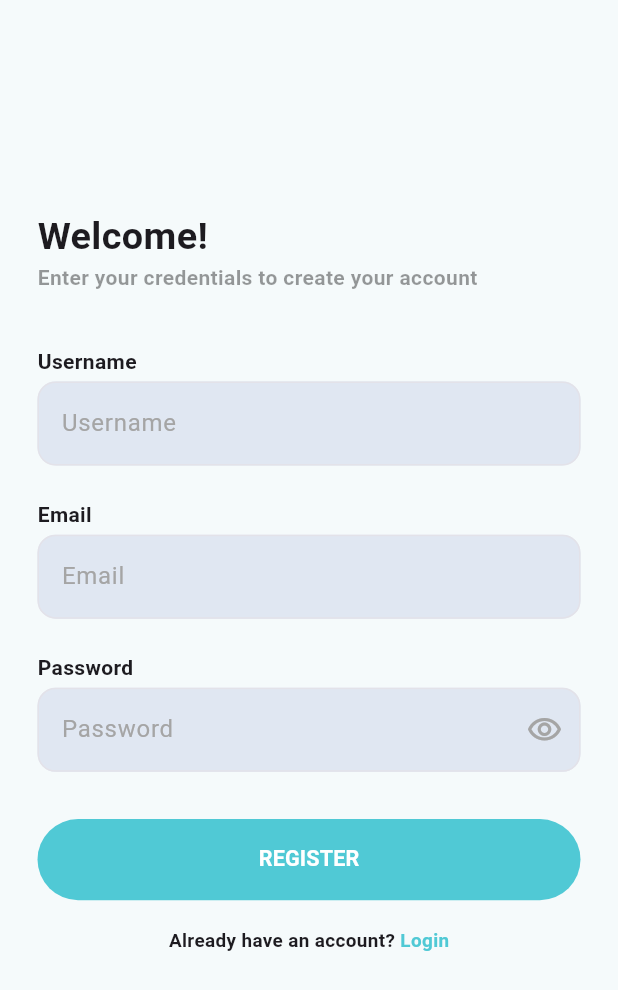
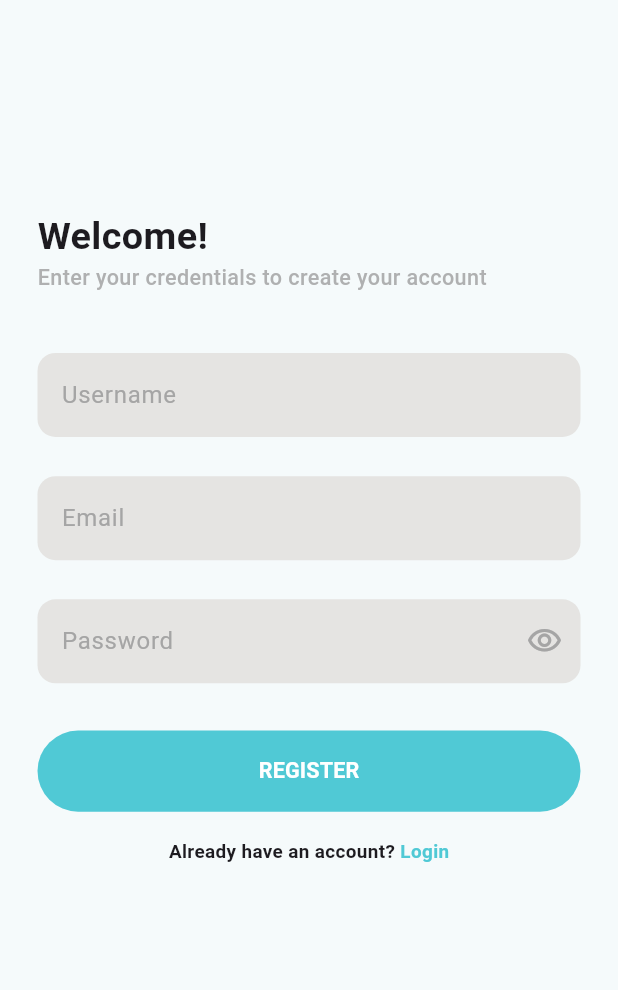
Before and after one commit to Abdallah867/travel_app, a Flutter app: the screen it shows after launch, on a phone screen of 412 x 824 dp. Shown: the top 990 px of the screen. Run offline on Flutter 3.47's test engine with Material 3 defaults, Android fonts, the phone set to English and light mode, and no system bars; our stand-ins replace appwrite, bloc, dartz, device_preview, equatable, fade_shimmer and 7 more; accounts and stored records are empty.

Commit message:
changing logout button and text field

```diff
--- a/lib/core/utils/app_colors.dart
+++ b/lib/core/utils/app_colors.dart
@@ -17,4 +17,7 @@ class AppColors {
       Color(0xFFE0E7F2); // can be a background color
   static const Color lightGrey = Color(0xFF8D8D8D);
   static const Color lighterGrey = Color(0xFFD9D9D9);
+
+  static const Color platinumGrey = Color(0xFFA5A5A5);
+  static const Color paleGrey = Color(0xFFF0F0F0);
 }
--- a/lib/core/utils/text_styles.dart
+++ b/lib/core/utils/text_styles.dart
@@ -23,8 +23,9 @@ abstract class TextStyles {
   );
 
   static TextStyle textStyle16WithOpacity = TextStyle(
-    color: Colors.black.withOpacity(.4),
-    fontWeight: FontWeightHelper.semiBold,
+    color: Colors.grey.withOpacity(.8),
+    fontSize: 16.sp,
+    fontWeight: FontWeightHelper.medium,
   );
 
   static TextStyle textStyle14 = TextStyle(
--- a/lib/core/widgets/custom_text_form_field.dart
+++ b/lib/core/widgets/custom_text_form_field.dart
@@ -32,10 +32,10 @@ class _CustomTextFormFieldState extends State<CustomTextFormField> {
     return Column(
       crossAxisAlignment: CrossAxisAlignment.start,
       children: [
-        Text(
-          widget.name,
-          style: const TextStyle(fontWeight: FontWeight.bold),
-        ),
+        // Text(
+        //   widget.name,
+        //   style: const TextStyle(fontWeight: FontWeight.bold),
+        // ),
         const VerticalSpace(size: 4),
         TextFormField(
           validator: widget.validator ??
@@ -56,7 +56,7 @@ class _CustomTextFormFieldState extends State<CustomTextFormField> {
           cursorColor: AppColors.secondaryColor,
           decoration: InputDecoration(
             filled: true,
-            fillColor: AppColors.greyBlueColor,
+            fillColor: const Color(0xFFE5E4E2),
             border: customInputBorder(),
             enabledBorder: customInputBorder(),
             focusedBorder: customInputBorder(),
@@ -64,7 +64,7 @@ class _CustomTextFormFieldState extends State<CustomTextFormField> {
             errorBorder: customErrorInputBorder(),
             hintText: widget.name,
             hintStyle: const TextStyle(
-              color: Color(0xFFA5A5A5),
+              color: AppColors.platinumGrey,
             ),
             suffixIcon:
                 widget.isPassword ? visibiltyIcon(isPasswordHidden) : null,
@@ -84,12 +84,8 @@ class _CustomTextFormFieldState extends State<CustomTextFormField> {
 
   OutlineInputBorder customInputBorder() {
     return const OutlineInputBorder(
-      borderRadius: BorderRadius.all(Radius.circular(12)),
-      borderSide: BorderSide(
-        color: Color(0xFFE3E2E9),
-        width: 1.0,
-      ),
-    );
+        borderRadius: BorderRadius.all(Radius.circular(12)),
+        borderSide: BorderSide.none);
   }
 
   IconButton visibiltyIcon(bool visibilty) {
--- a/lib/features/profile/presentation/view/widgets/logout_button.dart
+++ b/lib/features/profile/presentation/view/widgets/logout_button.dart
@@ -32,13 +32,13 @@ class LogoutButton extends StatelessWidget {
                   padding: EdgeInsets.symmetric(horizontal: 24.w),
                   child: CustomButton(
                     text: 'Logout',
-                    color: Colors.white,
-                    borderSide: const BorderSide(
-                      color: Colors.red,
-                      width: 2,
-                    ),
-                    textColor: Colors.red,
-                    borderRadius: 16,
+                    color: Colors.red,
+                    // borderSide: const BorderSide(
+                    //   color: Colors.red,
+                    //   width: 2,
+                    // ),
+                    // textColor: Colors.red,
+                    // borderRadius: 16,
                     onPressed: () async {
                       await BlocProvider.of<LogoutCubit>(context).logoutUser();
                     },
```
